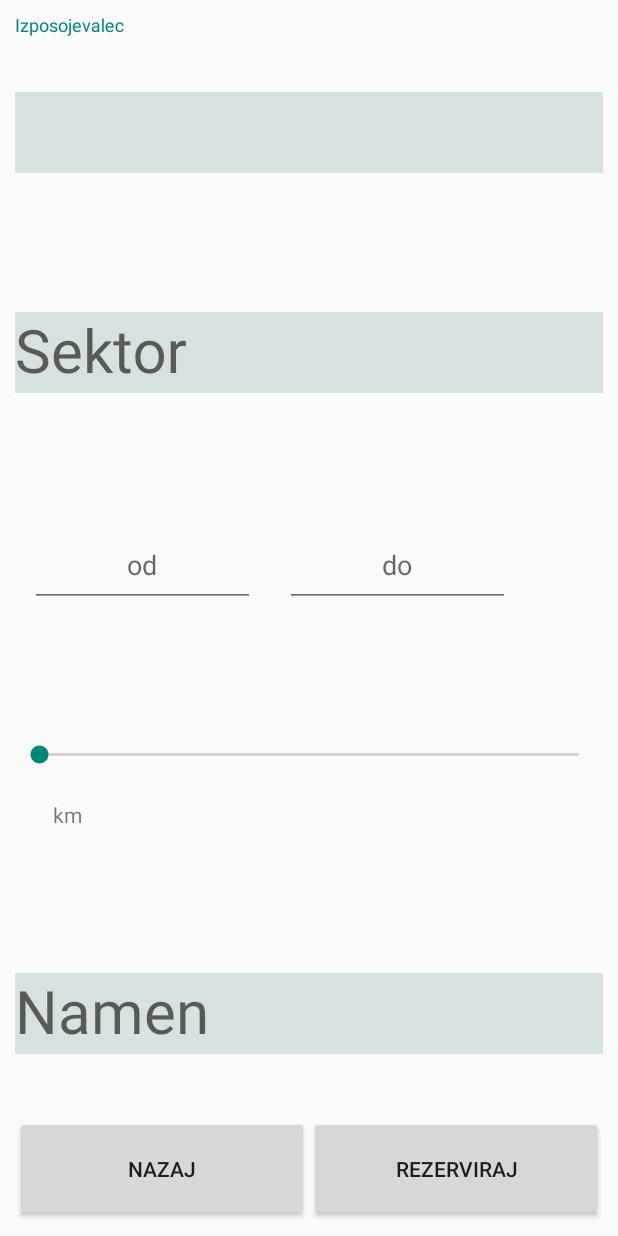
After one commit to markloboda/bajkApp, an Android app: the layout reservation_dialog.xml on its own in the app's theme, with its tools: preview values and no code run, on a phone screen of 412 x 824 dp. The commit adds this screen. Run offline under Robolectric (Android 15) with nearby library versions, the phone set to English and light mode, and no system bars.

Commit message:
added: reservation_dialog.xml (TODO:("not finished")), logic for opening dialog

```diff
--- a/app/app/src/main/java/com/example/app/MainActivity.kt
+++ b/app/app/src/main/java/com/example/app/MainActivity.kt
@@ -2,11 +2,18 @@ package com.example.app
 
 import androidx.appcompat.app.AppCompatActivity
 import android.os.Bundle
+import android.util.Log
+import android.view.View
+import androidx.appcompat.app.AlertDialog
 import androidx.lifecycle.ViewModelProvider
 import androidx.recyclerview.widget.LinearLayoutManager
 import androidx.recyclerview.widget.RecyclerView
+import com.example.app.recyclerView.BikesRecyclerViewAdapter
 
 class MainActivity : AppCompatActivity() {
+
+    private lateinit var dialogBuilder: AlertDialog.Builder
+    private lateinit var dialog: AlertDialog
 
     private lateinit var bikeViewModel: BikeViewModel
 
@@ -17,7 +24,7 @@ class MainActivity : AppCompatActivity() {
         // RecyclerView
         val recyclerView: RecyclerView = findViewById(R.id.bikesRecyclerView)
         recyclerView.layoutManager = LinearLayoutManager(this)
-        val adapter = BikesRecyclerViewAdapter()
+        val adapter = BikesRecyclerViewAdapter(this)
         recyclerView.adapter = adapter
 
         // ViewModel
@@ -26,4 +33,16 @@ class MainActivity : AppCompatActivity() {
             adapter.setBikes(bikes)
         }
     }
+
+    fun dataDialog(bikeId: Int, bikeTitle: String, bikeStatus: Boolean) {
+        if (!bikeStatus) return
+        dialogBuilder = AlertDialog.Builder(this, R.style.Theme_App)
+        dialogBuilder.setTitle("Izposoja kolesa $bikeTitle")
+        dialogBuilder.setIcon(R.drawable.logo)
+        val dataPopupView: View = layoutInflater.inflate(R.layout.reservation_dialog, null)
+        dialogBuilder.setView(dataPopupView)
+        dialog = dialogBuilder.create()
+        dialog.show()
+        // setup dialog data
+    }
 }
--- a/app/app/src/main/java/com/example/app/data/BikeDao.kt
+++ b/app/app/src/main/java/com/example/app/data/BikeDao.kt
@@ -11,10 +11,12 @@ interface BikeDao {
     @Query("SELECT * FROM bike_table ORDER BY id ASC")
     fun readAllBikes(): LiveData<List<Bike>>
 
-    @Insert(onConflict = OnConflictStrategy.IGNORE)
-    fun insertAllBikes(vararg bikes: Bike)
-
     @Query("SELECT COUNT(id) FROM bike_table")
     suspend fun count(): Int
 
+    @Query("SELECT * FROM bike_table WHERE id=:id")
+    fun readBikeById(id: Int): LiveData<Bike>
+
+    @Insert(onConflict = OnConflictStrategy.IGNORE)
+    fun insertAllBikes(vararg bikes: Bike)
 }
--- a/app/app/src/main/java/com/example/app/BikesRecyclerViewAdapter.kt
+++ b/app/app/src/main/java/com/example/app/recyclerView/BikesRecyclerViewAdapter.kt
@@ -1,16 +1,19 @@
-package com.example.app
+package com.example.app.recyclerView
 
 import android.content.Context
 import android.view.LayoutInflater
 import android.view.View
 import android.view.ViewGroup
 import android.widget.TextView
+import android.widget.Toast
 import androidx.core.content.ContextCompat
 import androidx.recyclerview.widget.RecyclerView
-import com.example.app.data.AppDatabase
+import com.example.app.MainActivity
+import com.example.app.R
 import com.example.app.data.Bike
 
-class BikesRecyclerViewAdapter : RecyclerView.Adapter<BikesRecyclerViewAdapter.ViewHolder>() {
+class BikesRecyclerViewAdapter(private val context: Context) :
+    RecyclerView.Adapter<BikesRecyclerViewAdapter.ViewHolder>() {
 
     private var bikes: List<Bike> = listOf()
 
@@ -32,9 +35,19 @@ class BikesRecyclerViewAdapter : RecyclerView.Adapter<BikesRecyclerViewAdapter.V
         holder.bikeTitle.text = currentBike.title
         holder.bikeStatus.text = if (currentBike.status) "Na voljo" else "Izposojen"
         holder.bikeStatus.setTextColor(
-            if (currentBike.status) ContextCompat.getColor(holder.bikeStatus.context, R.color.status_green)
-            else ContextCompat.getColor(holder.bikeStatus.context, R.color.status_red)
+            if (currentBike.status) ContextCompat.getColor(
+                holder.bikeStatus.context,
+                R.color.status_red
+            )
+            else ContextCompat.getColor(holder.bikeStatus.context, R.color.status_green)
         )
+        holder.itemView.setOnClickListener {
+            (context as MainActivity).dataDialog(
+                currentBike.id,
+                currentBike.title,
+                currentBike.status
+            )
+        }
     }
 
     override fun getItemCount() = bikes.size
--- /dev/null
+++ b/app/app/src/main/res/layout/reservation_dialog.xml
@@ -0,0 +1,153 @@
+<?xml version="1.0" encoding="utf-8"?>
+<RelativeLayout xmlns:android="http://schemas.android.com/apk/res/android"
+    xmlns:app="http://schemas.android.com/apk/res-auto"
+    xmlns:tools="http://schemas.android.com/tools"
+    android:layout_width="match_parent"
+    android:layout_height="match_parent">
+
+    <androidx.constraintlayout.widget.ConstraintLayout
+        android:layout_width="match_parent"
+        android:layout_height="match_parent"
+        android:paddingLeft="10dp"
+        android:paddingTop="10dp"
+        android:paddingRight="10dp"
+        android:paddingBottom="10dp">
+
+        <LinearLayout
+            android:id="@+id/linearLayout"
+            android:layout_width="0dp"
+            android:layout_height="0dp"
+            android:orientation="vertical"
+            app:layout_constraintBottom_toTopOf="@+id/linearLayout2"
+            app:layout_constraintEnd_toEndOf="parent"
+            app:layout_constraintStart_toStartOf="parent"
+            app:layout_constraintTop_toTopOf="parent">
+
+            <com.google.android.material.textfield.TextInputLayout
+                android:id="@+id/reservationIzposojevalec"
+                android:layout_width="match_parent"
+                android:layout_height="0dp"
+                android:layout_weight="1"
+                android:gravity="center_vertical"
+                app:boxBackgroundColor="#130B0B">
+
+                <com.google.android.material.textfield.TextInputEditText
+                    android:layout_width="match_parent"
+                    android:layout_height="wrap_content"
+                    android:background="#324A7C7C"
+                    android:hint="@string/izposojevalec"
+                    android:textSize="40sp"
+                    tools:ignore="TextContrastCheck" />
+
+            </com.google.android.material.textfield.TextInputLayout>
+
+            <com.google.android.material.textfield.TextInputLayout
+                android:id="@+id/reservationSektor"
+                android:layout_width="match_parent"
+                android:layout_height="0dp"
+                android:layout_weight="1"
+                android:gravity="center_vertical"
+                app:boxBackgroundColor="#130B0B">
+
+                <com.google.android.material.textfield.TextInputEditText
+                    android:layout_width="match_parent"
+                    android:layout_height="wrap_content"
+                    android:background="#324A7C7C"
+                    android:hint="@string/sektor"
+                    android:textSize="40sp"
+                    tools:ignore="TextContrastCheck" />
+            </com.google.android.material.textfield.TextInputLayout>
+
+            <LinearLayout
+                android:layout_width="match_parent"
+                android:layout_height="0dp"
+                android:layout_weight="1"
+                android:gravity="center_vertical"
+                android:orientation="horizontal"
+                android:paddingTop="35dp"
+                android:paddingBottom="35dp">
+
+                <EditText
+                    android:id="@+id/reservationOd"
+                    android:layout_width="150dp"
+                    android:layout_height="match_parent"
+                    android:layout_margin="10dp"
+                    android:hint="@string/od"
+                    android:importantForAutofill="no"
+                    android:inputType="time"
+                    android:textAlignment="center" />
+
+                <EditText
+                    android:id="@+id/reservationDo"
+                    android:layout_width="150dp"
+                    android:layout_height="match_parent"
+                    android:layout_margin="10dp"
+                    android:hint="@string/doStr"
+                    android:importantForAutofill="no"
+                    android:inputType="time"
+                    android:textAlignment="center" />
+            </LinearLayout>
+
+            <LinearLayout
+                android:layout_width="match_parent"
+                android:layout_height="0dp"
+                android:layout_weight="1"
+                android:gravity="center_vertical"
+                android:orientation="vertical">
+
+                <SeekBar
+                    android:id="@+id/reservationKm"
+                    android:layout_width="match_parent"
+                    android:layout_height="40dp" />
+
+                <TextView
+                    android:id="@+id/reservationKmTextView"
+                    android:layout_width="70dp"
+                    android:layout_height="40dp"
+                    android:gravity="center"
+                    android:text="@string/km"
+                    android:textAlignment="center" />
+            </LinearLayout>
+
+            <com.google.android.material.textfield.TextInputLayout
+                android:id="@+id/reservationNamen"
+                android:layout_width="match_parent"
+                android:layout_height="0dp"
+                android:layout_weight="1"
+                android:gravity="center_vertical"
+                app:boxBackgroundColor="#130B0B">
+
+                <com.google.android.material.textfield.TextInputEditText
+                    android:layout_width="match_parent"
+                    android:layout_height="wrap_content"
+                    android:background="#324A7C7C"
+                    android:hint="@string/namen"
+                    android:textSize="40sp"
+                    tools:ignore="TextContrastCheck" />
+            </com.google.android.material.textfield.TextInputLayout>
+        </LinearLayout>
+
+        <LinearLayout
+            android:id="@+id/linearLayout2"
+            android:layout_width="match_parent"
+            android:layout_height="70dp"
+            android:orientation="horizontal"
+            app:layout_constraintBottom_toBottomOf="parent"
+            tools:layout_editor_absoluteX="10dp">
+
+            <Button
+                android:id="@+id/reservationBackButton"
+                android:layout_width="match_parent"
+                android:layout_height="match_parent"
+                android:layout_weight="1"
+                android:text="@string/nazaj" />
+
+            <Button
+                android:id="@+id/reservationConfirmButton"
+                android:layout_width="match_parent"
+                android:layout_height="match_parent"
+                android:layout_weight="1"
+                android:text="@string/rezerviraj" />
+        </LinearLayout>
+    </androidx.constraintlayout.widget.ConstraintLayout>
+</RelativeLayout>
--- a/app/app/src/main/res/values/colors.xml
+++ b/app/app/src/main/res/values/colors.xml
@@ -8,6 +8,6 @@
     <color name="black">#FF000000</color>
     <color name="white">#FFFFFFFF</color>
     <color name="mesi_green">#8DC640</color>
-    <color name="status_green">#FF0000</color>
-    <color name="status_red">#00FF00</color>
+    <color name="status_green">#BB1E10</color>
+    <color name="status_red">#32A431</color>
 </resources>
--- a/app/app/src/main/res/values/strings.xml
+++ b/app/app/src/main/res/values/strings.xml
@@ -3,4 +3,12 @@
     <string name="defaultBikeId">#00</string>
     <string name="defaultBikeTitle">neznan naziv kolesa</string>
     <string name="defaultBikeStatus">neznano</string>
+    <string name="izposojevalec">Izposojevalec</string>
+    <string name="sektor">Sektor</string>
+    <string name="namen">Namen</string>
+    <string name="rezerviraj">Rezerviraj</string>
+    <string name="km">km</string>
+    <string name="od">od</string>
+    <string name="doStr">do</string>
+    <string name="nazaj">Nazaj</string>
 </resources>
```
